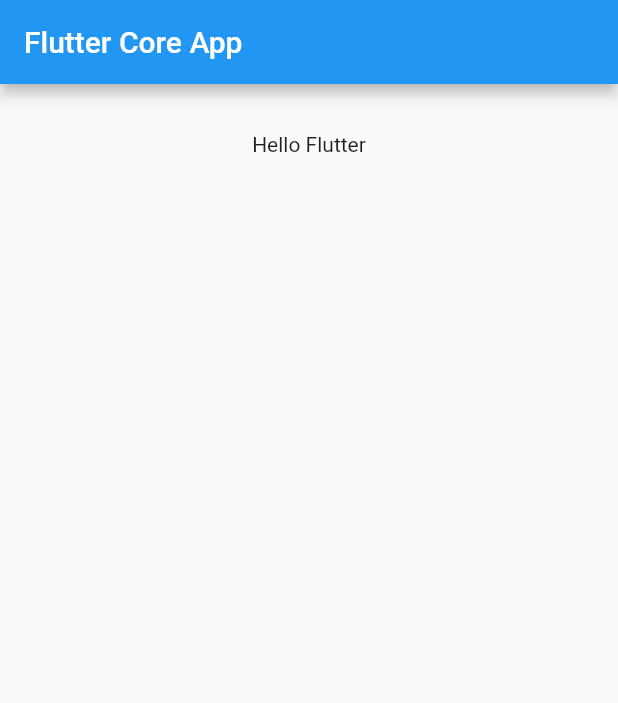
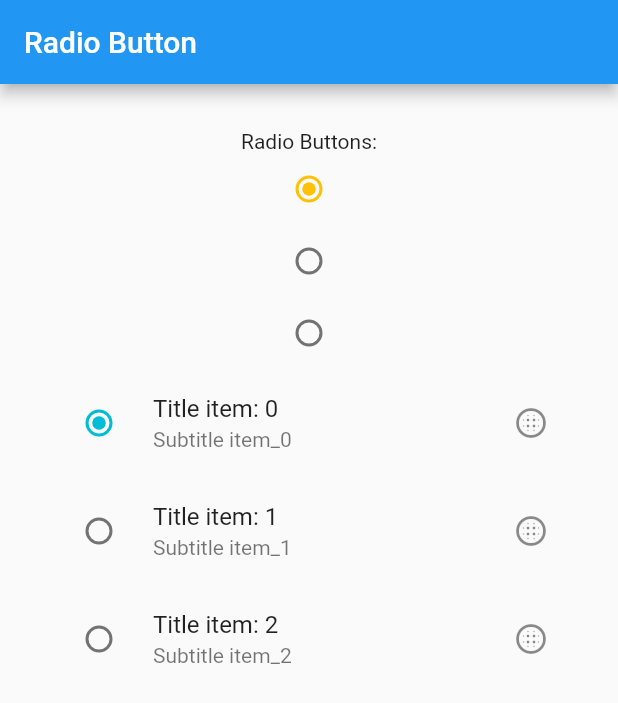
Before and after one commit to zabochen/FlutterCoreApp, a Flutter app: the screen it shows after launch, on a phone screen of 412 x 824 dp. Shown: the top 703 px of the screen. Run offline on Flutter 3.47's test engine with Material 2 defaults, Android fonts, the phone set to English and light mode, and no system bars.

Commit message:
RadioButton

```diff
--- a/lib/main.dart
+++ b/lib/main.dart
@@ -1,33 +1,8 @@
 import 'package:flutter/material.dart';
+import 'package:flutter_core_app/radio/radio.dart';
 
 void main() {
   runApp(MaterialApp(
-    home: MainApp(),
+    home: MyRadioButton(),
   ));
 }
-
-class MainApp extends StatefulWidget {
-  @override
-  _State createState() => _State();
-}
-
-class _State extends State<MainApp> {
-  @override
-  Widget build(BuildContext context) {
-    return Scaffold(
-      appBar: AppBar(
-        title: Text("Flutter Core App"),
-      ),
-      body: Container(
-        padding: EdgeInsets.all(32.0),
-        child: Center(
-          child: Column(
-            children: <Widget>[
-              Text("Hello Flutter"),
-            ],
-          ),
-        ),
-      ),
-    );
-  }
-}
--- /dev/null
+++ b/lib/radio/radio.dart
@@ -0,0 +1,82 @@
+import 'package:flutter/material.dart';
+
+class MyRadioButton extends StatefulWidget {
+  @override
+  State<StatefulWidget> createState() {
+    return _State();
+  }
+}
+
+class _State extends State<MyRadioButton> {
+  String _appBarTitle = "Radio Button";
+
+  int _value1 = 0;
+  int _value2 = 0;
+
+  void _setValue1(int value) {
+    setState(() {
+      _value1 = value;
+    });
+  }
+
+  void _setValue2(int value) => setState(() => _value2 = value);
+
+  Widget getRadioList() {
+    List radioList = List<Radio>();
+    for (int i = 0; i < 3; i++) {
+      radioList.add(Radio(
+        value: i,
+        groupValue: _value1,
+        onChanged: _setValue1,
+        activeColor: Colors.amber,
+      ));
+    }
+
+    Column column = Column(
+      children: radioList,
+    );
+    return column;
+  }
+
+  Widget getRadioTileList() {
+    List<Widget> radioTileList = List();
+    for (int i = 0; i < 3; i++) {
+      radioTileList.add(RadioListTile(
+        value: i,
+        groupValue: _value2,
+        onChanged: _setValue2,
+        activeColor: Colors.cyan,
+        title: Text("Title item: $i"),
+        subtitle: Text("Subtitle item_$i"),
+        controlAffinity: ListTileControlAffinity.leading,
+        secondary: Icon(Icons.blur_circular),
+      ));
+    }
+
+    Column column = Column(
+      children: radioTileList,
+    );
+    return column;
+  }
+
+  @override
+  Widget build(BuildContext context) {
+    return Scaffold(
+      appBar: AppBar(
+        title: Text(_appBarTitle),
+      ),
+      body: Container(
+        padding: EdgeInsets.all(30.0),
+        child: Center(
+          child: Column(
+            children: <Widget>[
+              Text("Radio Buttons:"),
+              getRadioList(),
+              getRadioTileList()
+            ],
+          ),
+        ),
+      ),
+    );
+  }
+}
```
Also changed, not shown: 1 other file.
